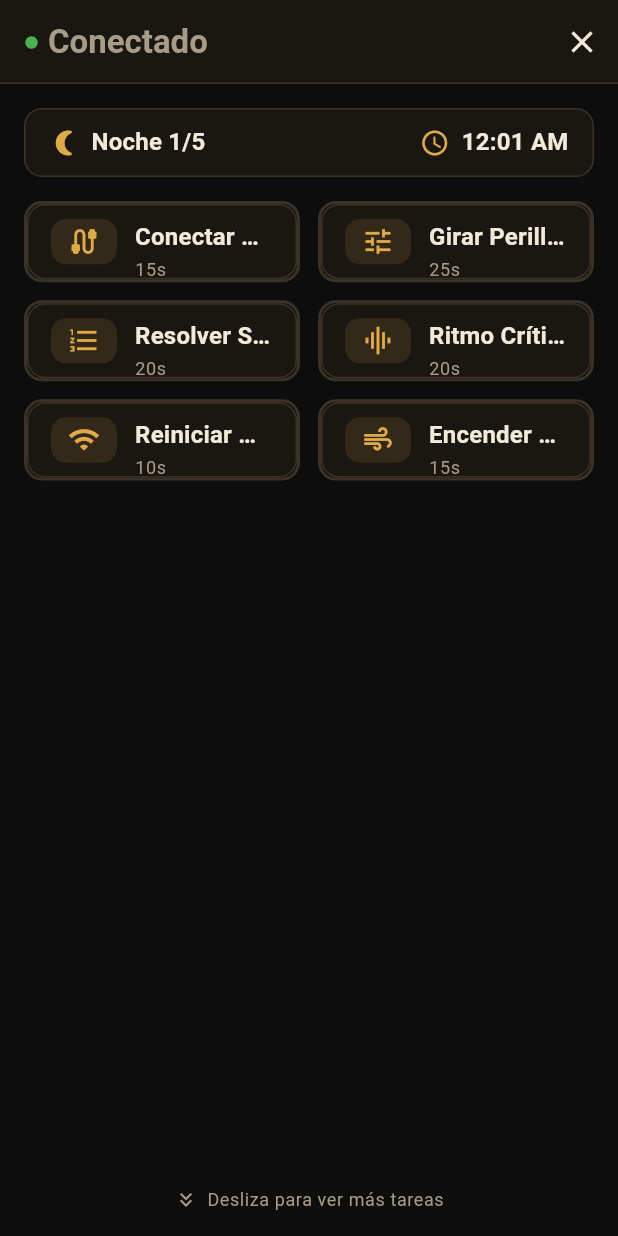
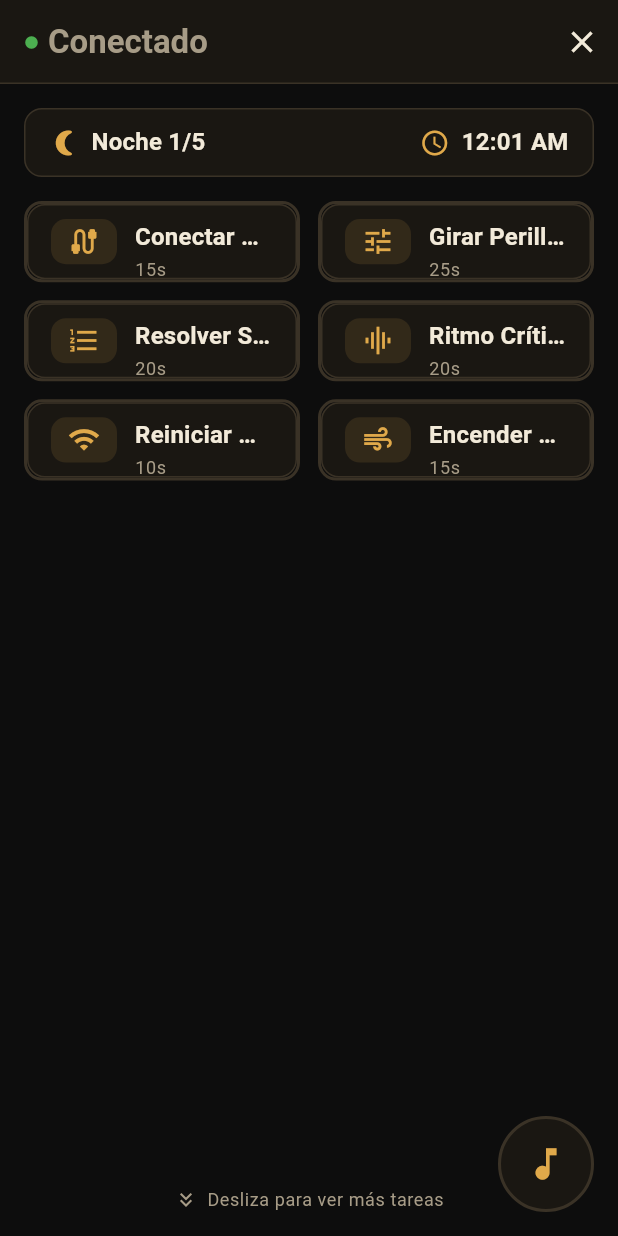
Before and after one commit to aaabriceno/Five-Nights-of-Terror-Proyecto-IHC, a Flutter app: the PantallaVictoria screen opened directly, after a tap on "Jugar de nuevo", on a phone screen of 412 x 824 dp. Run offline on Flutter 3.47's test engine with Material 3 defaults, Android fonts, the phone set to English and light mode, and no system bars; our stand-ins replace audioplayers, logger, shared_preferences; accounts and stored records are empty.

Commit message:
feat: agregar caja de musica de Puppet en el juego
Implementa del lado Flutter el protocolo acordado con el equipo de
backend: dar_cuerda_inicio/dar_cuerda_fin salientes al sostener el
control, estado_puppet entrante con en_peligro booleano.

Nuevo CajaDePuppetWidget: circulo tactil fijo superpuesto sobre toda
la pantalla del juego (menu de tareas y cualquier minijuego en curso),
con sonido en loop mientras se sostiene y un icono de advertencia
parpadeante cuando el servidor avisa que la caja esta critica.

Pendiente (bloqueado por protocolo, a coordinar de nuevo con el
equipo de backend): mostrar una barra en tiempo real del valor de la
caja en vez de solo el icono booleano actual, para mayor fidelidad
al juego original.

```diff
--- a/flutter/lib/models/game_session.dart
+++ b/flutter/lib/models/game_session.dart
@@ -15,6 +15,12 @@ class GameSession {
   List<Task> tareasPendientes;
   bool wifiActivo;
 
+  /// true cuando el servidor avisa que la caja de música de Puppet bajó
+  /// del 20% de su valor máximo (o Puppet ya salió de la caja). El
+  /// servidor decide el umbral, no Flutter — acá solo se refleja tal
+  /// cual llega en `estado_puppet`.
+  bool puppetEnPeligro;
+
   GameSession({
     required this.playerId,
     this.riesgo = 0,
@@ -29,5 +35,6 @@ class GameSession {
     this.horaEnJuego = '12:00 AM',
     List<Task>? tareasPendientes,
     this.wifiActivo = false,
+    this.puppetEnPeligro = false,
   }) : tareasPendientes = tareasPendientes ?? [];
 }
--- a/flutter/lib/providers/game_provider.dart
+++ b/flutter/lib/providers/game_provider.dart
@@ -53,6 +53,9 @@ class GameProvider extends ChangeNotifier {
       case 'wifi_status':
         session.wifiActivo = message['activo'] as bool;
         break;
+      case 'estado_puppet':
+        session.puppetEnPeligro = message['en_peligro'] as bool;
+        break;
       case 'game_over':
         ultimaNocheDeGameOver = (message['night'] as int?) ?? session.nocheActual;
         if (message['result'] == 'final_victory') {
@@ -72,6 +75,19 @@ class GameProvider extends ChangeNotifier {
   void elegirTarea(Task tarea) {
     session.currentTask = tarea;
     notifyListeners();
+  }
+
+  /// El jugador empezó a sostener el control de la caja de música de
+  /// Puppet. Se manda una sola vez al iniciar el gesto, no en cada
+  /// frame — el servidor recarga la caja mientras no reciba
+  /// `dar_cuerda_fin`.
+  void iniciarDarCuerdaPuppet() {
+    sendToServer?.call({'type': 'dar_cuerda_inicio'});
+  }
+
+  /// El jugador soltó el control de la caja de música de Puppet.
+  void detenerDarCuerdaPuppet() {
+    sendToServer?.call({'type': 'dar_cuerda_fin'});
   }
 
   void reportTaskCompleted({
--- a/flutter/lib/screens/game_screen.dart
+++ b/flutter/lib/screens/game_screen.dart
@@ -7,6 +7,7 @@ import '../providers/connection_provider.dart';
 import '../providers/game_provider.dart';
 import '../widgets/status_bar.dart';
 import '../widgets/barra_reloj_de_noche.dart';
+import '../widgets/caja_de_puppet_widget.dart';
 import '../widgets/placeholder_game_widget.dart';
 import '../widgets/menu_de_tareas.dart';
 import '../widgets/cable_game_widget.dart';
@@ -80,7 +81,9 @@ class _GameScreenState extends State<GameScreen> {
           ),
         ],
       ),
-      body: Padding(
+      body: Stack(
+        children: [
+          Padding(
             padding: const EdgeInsets.all(16),
             child: Column(
               children: [
@@ -100,6 +103,15 @@ class _GameScreenState extends State<GameScreen> {
                 ),
               ],
             ),
+          ),
+          // Superpuesta sobre todo lo demás: el jugador debe poder
+          // sostenerla sin importar qué otra cosa esté resolviendo.
+          CajaDePuppetWidget(
+            enPeligro: game.session.puppetEnPeligro,
+            alEmpezarASostener: game.iniciarDarCuerdaPuppet,
+            alSoltar: game.detenerDarCuerdaPuppet,
+          ),
+        ],
       ),
     );
   }
--- /dev/null
+++ b/flutter/lib/widgets/caja_de_puppet_widget.dart
@@ -0,0 +1,125 @@
+import 'package:audioplayers/audioplayers.dart';
+import 'package:flutter/material.dart';
+import '../utils/colors.dart';
+
+/// Zona táctil fija que representa la manivela de la caja de música de
+/// Puppet: el jugador debe mantenerla presionada para evitar que la
+/// caja se vacíe y Puppet salga a atacar (mecánica de FNAF2 real).
+///
+/// Se superpone sobre TODA la pantalla del juego (menú de tareas y
+/// cualquier minijuego en curso), porque en el original esta amenaza
+/// compite por la atención del jugador con todo lo demás — no es una
+/// tarea más de la lista.
+///
+/// Solo manda dos mensajes al servidor (`dar_cuerda_inicio`/
+/// `dar_cuerda_fin`) al empezar/terminar el gesto, nunca en cada frame
+/// — el servidor decide cuánto sube la caja mientras se mantiene
+/// presionado. La alerta visual (`enPeligro`) también la decide el
+/// servidor (umbral de 20%), acá solo se refleja con un ícono
+/// discreto de advertencia parpadeante, nunca texto literal.
+class CajaDePuppetWidget extends StatefulWidget {
+  final bool enPeligro;
+  final VoidCallback alEmpezarASostener;
+  final VoidCallback alSoltar;
+
+  const CajaDePuppetWidget({
+    super.key,
+    required this.enPeligro,
+    required this.alEmpezarASostener,
+    required this.alSoltar,
+  });
+
+  @override
+  State<CajaDePuppetWidget> createState() => _CajaDePuppetWidgetState();
+}
+
+class _CajaDePuppetWidgetState extends State<CajaDePuppetWidget>
+    with SingleTickerProviderStateMixin {
+  static const String _rutaSonidoCuerda =
+      'sounds/FNaF_2_-_Dándole_cuerda_a_la_caja_de_música.ogg';
+
+  final AudioPlayer _reproductor = AudioPlayer();
+  late final AnimationController _controladorParpadeo;
+  bool _sosteniendo = false;
+
+  @override
+  void initState() {
+    super.initState();
+    _controladorParpadeo = AnimationController(
+      vsync: this,
+      duration: const Duration(milliseconds: 600),
+    )..repeat(reverse: true);
+  }
+
+  @override
+  void dispose() {
+    _reproductor.dispose();
+    _controladorParpadeo.dispose();
+    super.dispose();
+  }
+
+  Future<void> _alPresionar() async {
+    if (_sosteniendo) return;
+    _sosteniendo = true;
+    widget.alEmpezarASostener();
+    await _reproductor.setReleaseMode(ReleaseMode.loop);
+    await _reproductor.play(AssetSource(_rutaSonidoCuerda));
+  }
+
+  Future<void> _alSoltar() async {
+    if (!_sosteniendo) return;
+    _sosteniendo = false;
+    widget.alSoltar();
+    await _reproductor.stop();
+  }
+
+  @override
+  Widget build(BuildContext context) {
+    return Positioned(
+      right: 16,
+      bottom: 16,
+      child: Row(
+        mainAxisSize: MainAxisSize.min,
+        children: [
+          if (widget.enPeligro) ...[
+            FadeTransition(
+              opacity: _controladorParpadeo,
+              child: const Icon(
+                Icons.warning_amber_rounded,
+                color: AppColors.peligro,
+                size: 28,
+              ),
+            ),
+            const SizedBox(width: 8),
+          ],
+          GestureDetector(
+            onTapDown: (_) => _alPresionar(),
+            onTapUp: (_) => _alSoltar(),
+            onTapCancel: _alSoltar,
+            child: Container(
+              width: 64,
+              height: 64,
+              decoration: BoxDecoration(
+                shape: BoxShape.circle,
+                color: _sosteniendo
+                    ? AppColors.acento
+                    : AppColors.panel,
+                border: Border.all(
+                  color: widget.enPeligro
+                      ? AppColors.peligro
+                      : AppColors.panelBorde,
+                  width: 2,
+                ),
+              ),
+              child: Icon(
+                Icons.music_note,
+                color: _sosteniendo ? AppColors.fondo : AppColors.acento,
+                size: 28,
+              ),
+            ),
+          ),
+        ],
+      ),
+    );
+  }
+}
```
Also changed, not shown: 1 other file. Lines whose indentation alone changed are shown as unchanged.
